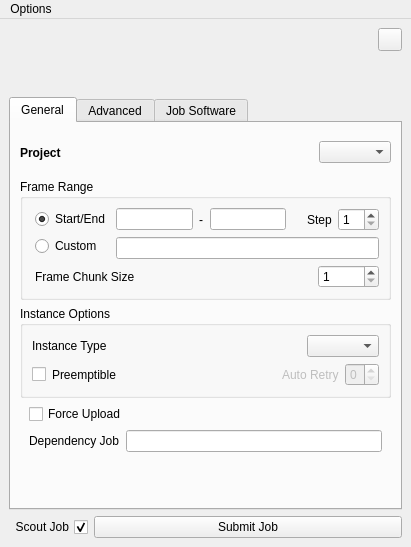
This is conductor/resources/submitter.ui in AtomicConductor/conductor_client as Qt 5 draws it before an edit. The edited form follows.
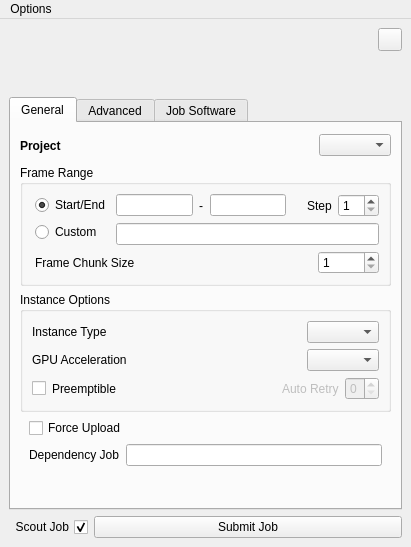
This is the edited form. Icons and pictures are not drawn.

Commit message: CT-135 adding initial UI and functionality for submitter to include GPU resources

```diff
--- a/conductor/resources/submitter.ui
+++ b/conductor/resources/submitter.ui
@@ -645,8 +645,8 @@
           <property name="title">
            <string>Instance Options</string>
           </property>
-          <layout class="QVBoxLayout" name="verticalLayout_16">
-           <item>
+          <layout class="QGridLayout" name="gridLayout">
+           <item row="0" column="0">
             <widget class="QWidget" name="ui_instance_type_wgt" native="true">
              <property name="toolTip">
               <string>Choose the type of machine to launch the job on</string>
@@ -690,7 +690,33 @@
              </layout>
             </widget>
            </item>
-           <item>
+           <item row="1" column="0">
+            <widget class="QWidget" name="widget_14" native="true">
+             <layout class="QHBoxLayout" name="horizontalLayout_5">
+              <property name="margin">
+               <number>0</number>
+              </property>
+              <item>
+               <widget class="QLabel" name="gpu_label">
+                <property name="text">
+                 <string>GPU Acceleration</string>
+                </property>
+               </widget>
+              </item>
+              <item>
+               <widget class="QComboBox" name="ui_gpu_type_cmbx">
+                <property name="sizePolicy">
+                 <sizepolicy hsizetype="Maximum" vsizetype="Fixed">
+                  <horstretch>0</horstretch>
+                  <verstretch>0</verstretch>
+                 </sizepolicy>
+                </property>
+               </widget>
+              </item>
+             </layout>
+            </widget>
+           </item>
+           <item row="2" column="0">
             <widget class="QWidget" name="ui_preemptible_wgt" native="true">
              <property name="toolTip">
               <string>A preemptible instance can be up to 50% less expensive, but could be terminated before it completes a task.
```
Left out of the diff: 235 changed lines with no effect on the pictures. The commit also changes 3 other files.
